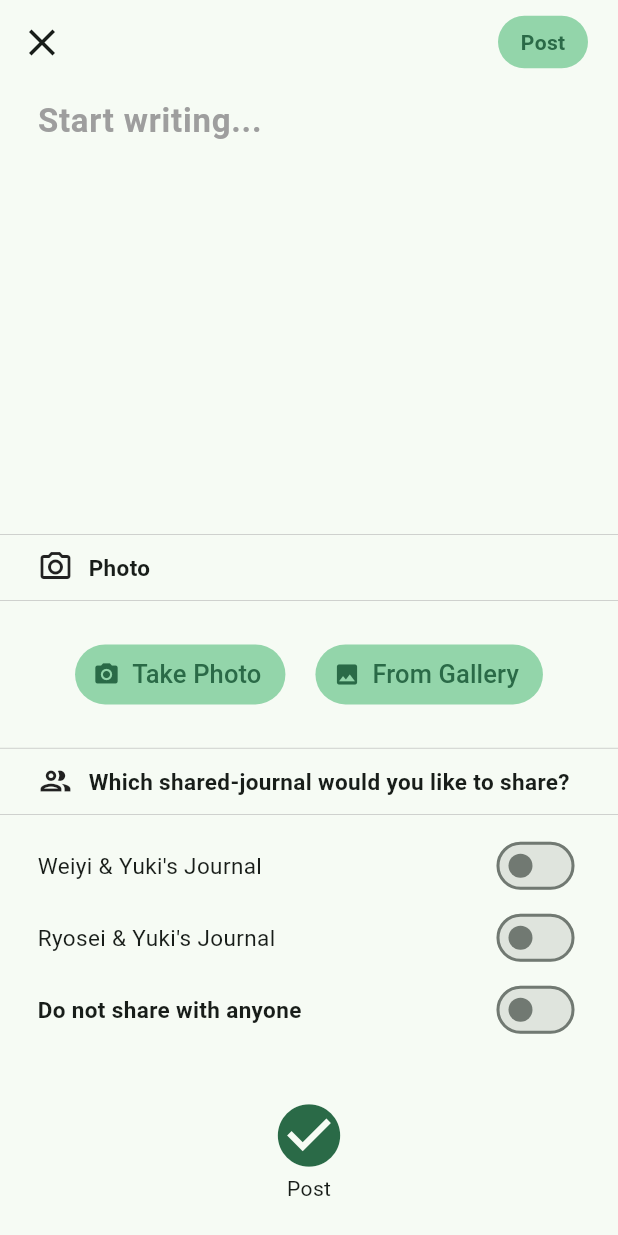
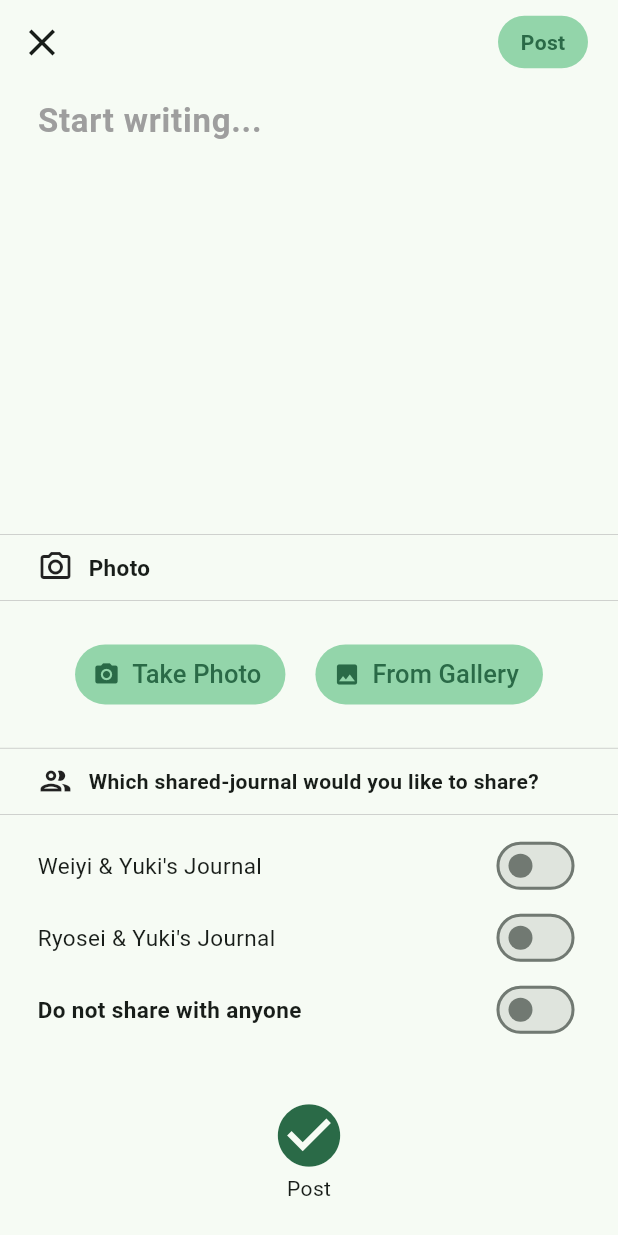
Before and after one commit to yuki18yao/genuine_app, a Flutter app: the InputJournal screen opened directly, on a phone screen of 412 x 824 dp. Run offline on Flutter 3.47's test engine with Material 2 defaults, Android fonts, the phone set to English and light mode, and no system bars; our stand-ins replace carousel_slider, cloud_firestore, firebase_auth, firebase_core, firebase_storage, flutter_dotenv and 1 more; missing offline and left inert: chat_gpt_sdk; accounts and stored records are empty.

Commit message:
Minor change in designs

```diff
--- a/lib/screens/home.dart
+++ b/lib/screens/home.dart
@@ -10,6 +10,7 @@ class HomeScreen extends StatelessWidget {
   @override
   Widget build(BuildContext context) {
     Widget content = Container(
+      margin: const EdgeInsets.all(5),
       child: const Column( // change column to scrollable widget since the page does not fit in one screen.
         children: [
           MoodFaces(),
--- a/lib/widgets/journal/input_journal.dart
+++ b/lib/widgets/journal/input_journal.dart
@@ -213,7 +213,7 @@ class _InputJournalState extends State<InputJournal> {
                   Text(
                     'Which shared-journal would you like to share?',
                     style: TextStyle(
-                      fontSize: 15,
+                      fontSize: 14,
                       fontWeight: FontWeight.bold,
                     ),
                   ),
```
Also changed, not shown: lib/widgets/chat/new_message.dart (+3 -4 lines).
